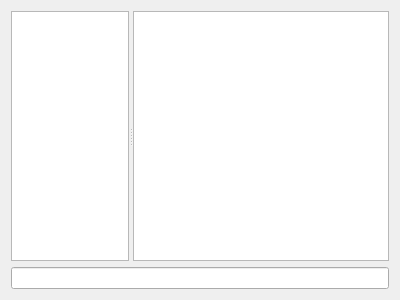
First picture: the form in src/ui/channeltab.ui, repository viking/smirch-qt, before the edit.
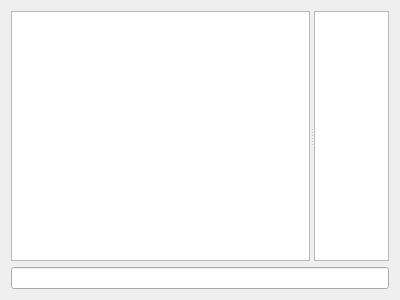
Second picture: the form after the edit.

Commit message: Switch from QTextBrowser to QTextEdit

Diff of the .ui file:
```diff
--- a/src/ui/channeltab.ui
+++ b/src/ui/channeltab.ui
@@ -19,18 +19,21 @@
      <property name="orientation">
       <enum>Qt::Horizontal</enum>
      </property>
-     <widget class="QTextBrowser" name="textBrowser">
+     <widget class="QTextEdit" name="textEdit">
       <property name="sizePolicy">
        <sizepolicy hsizetype="Expanding" vsizetype="Expanding">
-        <horstretch>1</horstretch>
+        <horstretch>4</horstretch>
         <verstretch>0</verstretch>
        </sizepolicy>
       </property>
+      <property name="readOnly">
+       <bool>true</bool>
+      </property>
      </widget>
      <widget class="QListView" name="nicks">
       <property name="sizePolicy">
        <sizepolicy hsizetype="Preferred" vsizetype="Expanding">
-        <horstretch>0</horstretch>
+        <horstretch>1</horstretch>
         <verstretch>0</verstretch>
        </sizepolicy>
       </property>
```
The commit also changes 7 other files.
